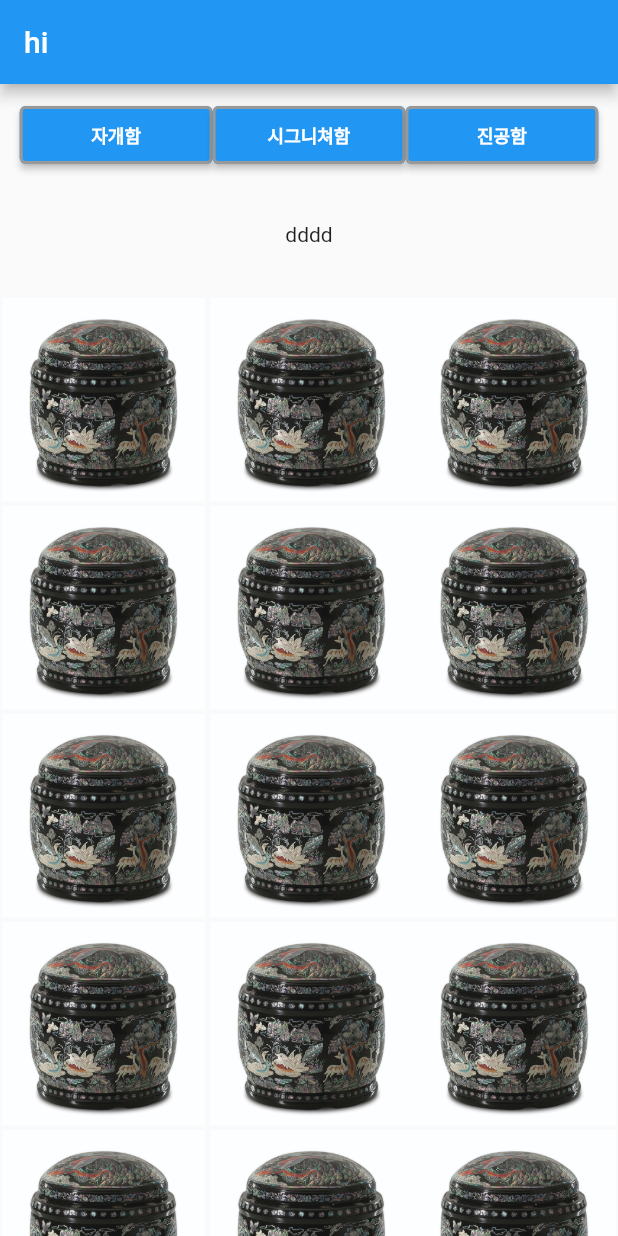
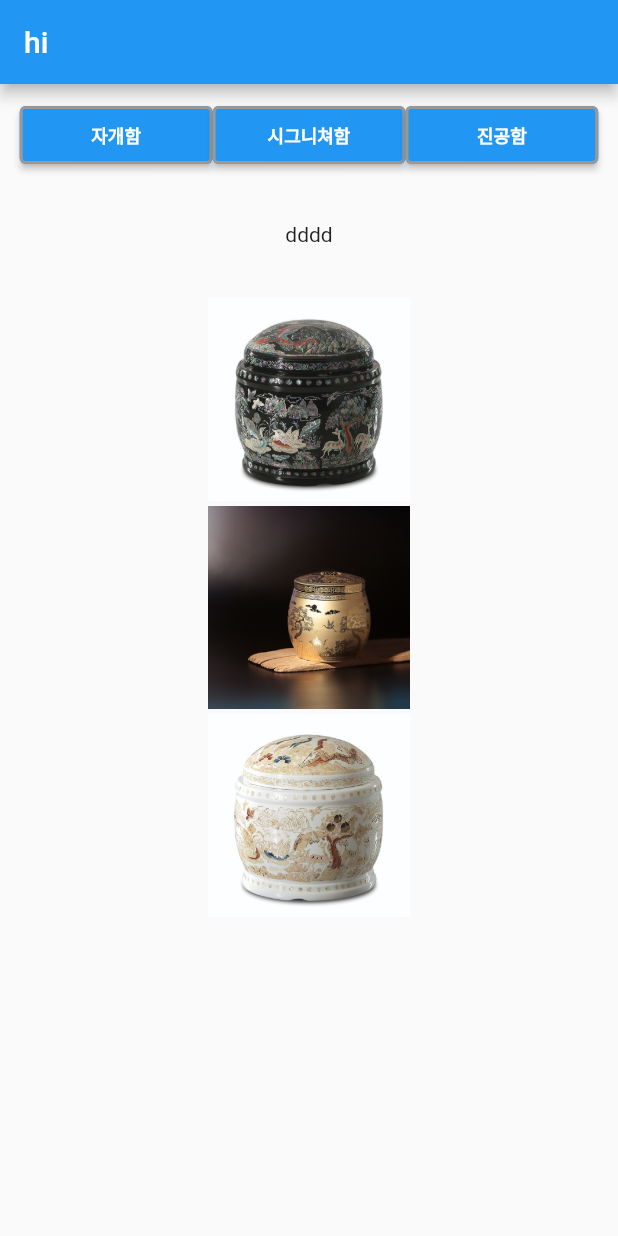
Before and after one commit to JeongHyeon2/funeral_menu, a Flutter app: the screen it shows after launch, on a phone screen of 412 x 824 dp. Run offline on Flutter 3.47's test engine with Material 2 defaults, Android fonts, the phone set to English and light mode, and no system bars; our stand-ins replace flutter_riverpod, flutter_screenutil.

```diff
--- a/funeral_menu/lib/screen/listview_screen.dart
+++ b/funeral_menu/lib/screen/listview_screen.dart
@@ -1,47 +1,52 @@
 import 'package:flutter/material.dart';
+import 'package:flutter_riverpod/flutter_riverpod.dart';
 import 'package:funeral_menu/common/responsive_sizedbox.dart';
 import 'package:funeral_menu/const/size.dart';
+import 'package:funeral_menu/state/image_listview_state.dart';
+import 'package:funeral_menu/viewmodel/image_list_viewmodel.dart';
 
-class ListViewScreen extends StatelessWidget {
+class ListViewScreen extends ConsumerStatefulWidget {
   const ListViewScreen({super.key});
 
   @override
+  ConsumerState<ListViewScreen> createState() => _ListViewScreenState();
+}
+
+class _ListViewScreenState extends ConsumerState<ListViewScreen> {
+  @override
+  void initState() {
+    super.initState();
+    Future(
+      () => ref.read(imageListViewmodelProvider.notifier).getImageList(),
+    );
+  }
+
+  @override
   Widget build(BuildContext context) {
+    final viewmodel = ref.watch(imageListViewmodelProvider);
+
+    switch (viewmodel.imageListViewState.runtimeType) {
+      case ImageListViewStateSuccess:
         return ListView.separated(
           physics: const NeverScrollableScrollPhysics(),
           shrinkWrap: true,
-        itemBuilder: (context, index) => Row(
-              mainAxisAlignment: MainAxisAlignment.center,
-              children: [
-                Center(
+          itemBuilder: (context, index) => Center(
             child: Image.asset(
-                    'assets/images/test.jpg',
+              viewmodel.imageList?[index] ?? '',
               width: kIconLargeSize * 7,
               height: kIconLargeSize * 7,
               fit: BoxFit.cover,
             ),
           ),
-                ResponsiveSizedBox(size: kPaddingSmallSize),
-                Center(
-                  child: Image.asset(
-                    'assets/images/test.jpg',
-                    width: kIconLargeSize * 7,
-                    height: kIconLargeSize * 7,
-                    fit: BoxFit.cover,
-                  ),
-                ),
-                Center(
-                  child: Image.asset(
-                    'assets/images/test.jpg',
-                    width: kIconLargeSize * 7,
-                    height: kIconLargeSize * 7,
-                    fit: BoxFit.cover,
-                  ),
-                ),
-              ],
-            ),
           separatorBuilder: (context, index) =>
               ResponsiveSizedBox(size: kPaddingSmallSize),
-        itemCount: 10);
+          itemCount: viewmodel.imageList?.length ?? 0,
+        );
+      case ImageListViewStateLoading:
+        return const Center(
+          child: CircularProgressIndicator(),
+        );
+    }
+    return Container();
   }
 }
--- /dev/null
+++ b/funeral_menu/lib/state/image_listview_state.dart
@@ -0,0 +1,17 @@
+import 'package:funeral_menu/state/state.dart';
+
+abstract class ImageListViewState {}
+
+class ImageListViewStateNone extends NoneState implements ImageListViewState {}
+
+class ImageListViewStateLoading extends LoadingState
+    implements ImageListViewState {}
+
+class ImageListViewStateSuccess extends SuccessState<List<String>>
+    implements ImageListViewState {
+  ImageListViewStateSuccess(super.data);
+}
+
+class ImageListViewStateError extends ErrorState implements ImageListViewState {
+  ImageListViewStateError(super.message);
+}
--- a/funeral_menu/pubspec.yaml
+++ b/funeral_menu/pubspec.yaml
@@ -36,6 +36,8 @@ dependencies:
   cupertino_icons: ^1.0.2
   flutter_screenutil: ^5.9.0
   auto_size_text: ^3.0.0
+  # DI
+  flutter_riverpod: ^2.3.6
 
 dev_dependencies:
   flutter_test:
@@ -64,6 +66,8 @@ flutter:
   # To add assets to your application, add an assets section, like this:
   assets:
     - assets/images/test.jpg
+    - assets/images/test2.jpg
+    - assets/images/test3.jpg
 
   # An image asset can refer to one or more resolution-specific "variants", see
   # https://flutter.dev/assets-and-images/#resolution-aware
```
Also changed, not shown: funeral_menu/lib/main.dart (+7 -4 lines), funeral_menu/lib/service/image_listview_service.dart (added, +30 -0 lines), funeral_menu/lib/state/state.dart (added, +16 -0 lines), funeral_menu/lib/viewmodel/image_list_viewmodel.dart (added, +23 -0 lines), funeral_menu/assets/images/test2.jpg (added), funeral_menu/assets/images/test3.jpg (added), funeral_menu/pubspec.lock. Lines whose indentation alone changed are shown as unchanged.
